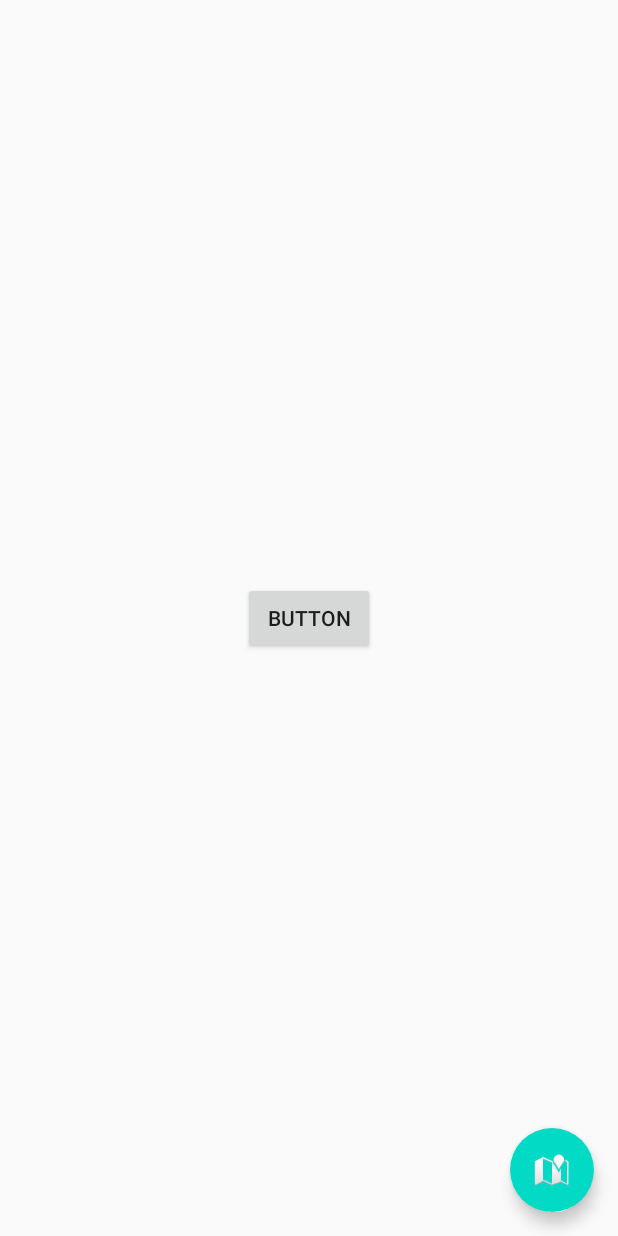
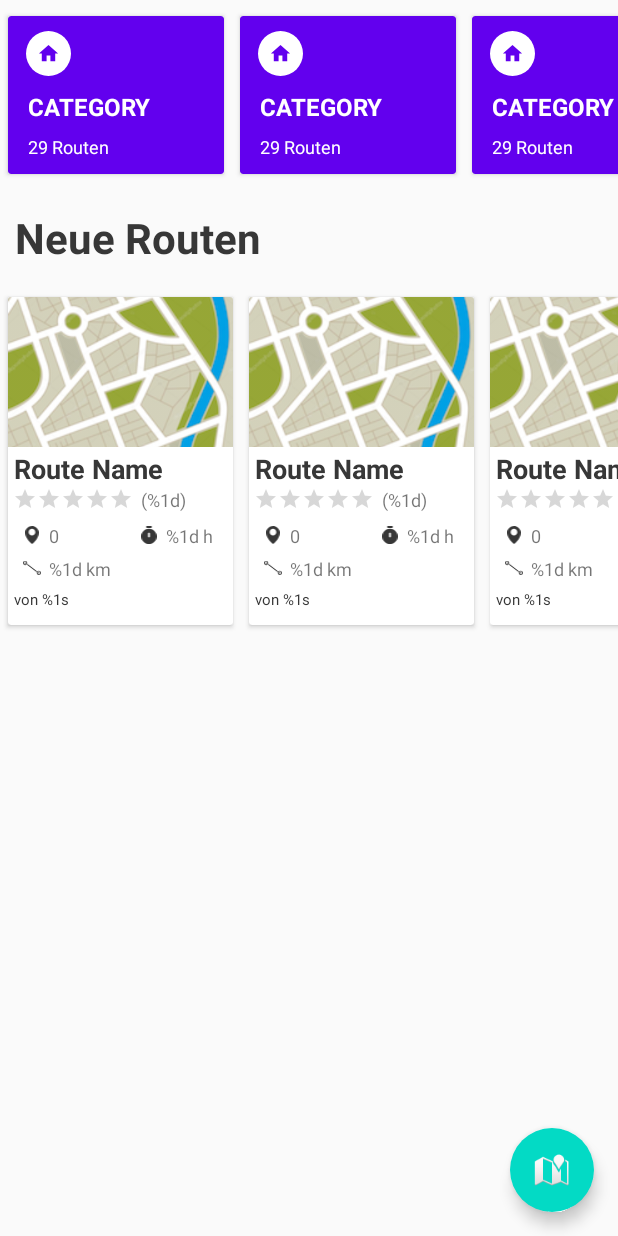
Before and after one commit to UniRegensburg/unsere-app-fur-die-universitat-regensburg-campus-guide, an Android app: the layout fragment_discover.xml on its own in the app's theme, with its tools: preview values and no code run, on a phone screen of 412 x 824 dp. Run offline under Robolectric (Android 15) with nearby library versions, the phone set to English and light mode, and no system bars.

Commit message:
Add UI for Route List item

```diff
--- /dev/null
+++ b/app/src/main/res/drawable/ic_distance.xml
@@ -0,0 +1,6 @@
+<vector android:height="23.73766dp" android:viewportHeight="561"
+    android:viewportWidth="709" android:width="30dp" xmlns:android="http://schemas.android.com/apk/res/android">
+    <path android:fillColor="#000000" android:fillType="nonZero"
+        android:pathData="M165.97,159.65C147.84,145.96 168.64,118.44 186.73,132.09L542.69,401.02C560.82,414.71 540.02,442.22 521.93,428.58L165.97,159.65L165.97,159.65ZM623.92,391.14C670.56,391.14 708.5,429.08 708.5,475.72C708.5,522.36 670.56,560.3 623.92,560.3C577.28,560.3 539.34,522.36 539.34,475.72C539.34,429.08 577.28,391.14 623.92,391.14ZM623.92,446.71C639.92,446.71 652.93,459.72 652.93,475.72C652.93,491.72 639.92,504.73 623.92,504.73C607.92,504.73 594.91,491.72 594.91,475.72C594.91,459.72 607.92,446.71 623.92,446.71ZM623.92,425.68C596.27,425.68 573.88,448.07 573.88,475.72C573.88,503.37 596.27,525.76 623.92,525.76C651.57,525.76 673.96,503.37 673.96,475.72C673.96,448.07 651.57,425.68 623.92,425.68ZM84.74,0.36C131.38,0.36 169.32,38.3 169.32,84.95C169.32,131.59 131.38,169.53 84.74,169.53C38.1,169.53 0.16,131.59 0.16,84.95C0.16,38.3 38.1,0.36 84.74,0.36ZM84.74,55.94C100.74,55.94 113.75,68.95 113.75,84.95C113.75,100.95 100.74,113.96 84.74,113.96C68.74,113.96 55.73,100.95 55.73,84.95C55.73,68.95 68.74,55.94 84.74,55.94ZM84.74,34.9C57.09,34.9 34.7,57.3 34.7,84.95C34.7,112.6 57.09,134.99 84.74,134.99C112.39,134.99 134.78,112.6 134.78,84.95C134.78,57.3 112.39,34.9 84.74,34.9L84.74,34.9Z"
+        android:strokeColor="#00000000" android:strokeWidth="1"/>
+</vector>
--- /dev/null
+++ b/app/src/main/res/drawable/ic_duration.xml
@@ -0,0 +1,9 @@
+<vector android:height="35.625dp" android:viewportHeight="19"
+    android:viewportWidth="16" android:width="30dp" xmlns:android="http://schemas.android.com/apk/res/android">
+    <path android:fillColor="#000000" android:fillType="nonZero"
+        android:pathData="M10,2L6,2C5.4477,2 5,1.5523 5,1C5,0.4477 5.4477,0 6,0L10,0C10.5523,0 11,0.4477 11,1C11,1.5523 10.5523,2 10,2Z"
+        android:strokeColor="#00000000" android:strokeWidth="1"/>
+    <path android:fillColor="#000000" android:fillType="nonZero"
+        android:pathData="M8,3C3.5817,3 0,6.5817 0,11C0,15.4183 3.5817,19 8,19C12.4183,19 16,15.4183 16,11C16,8.8783 15.1571,6.8434 13.6569,5.3431C12.1566,3.8429 10.1217,3 8,3ZM9,11C9,11.5523 8.5523,12 8,12C7.4477,12 7,11.5523 7,11L7,8C7,7.4477 7.4477,7 8,7C8.5523,7 9,7.4477 9,8L9,11Z"
+        android:strokeColor="#00000000" android:strokeWidth="1"/>
+</vector>
--- /dev/null
+++ b/app/src/main/res/drawable/ic_waypoints.xml
@@ -0,0 +1,6 @@
+<vector android:height="40.01776dp" android:viewportHeight="751"
+    android:viewportWidth="563" android:width="30dp" xmlns:android="http://schemas.android.com/apk/res/android">
+    <path android:fillColor="#000000" android:fillType="evenOdd"
+        android:pathData="M560,237C587,502 347,707 286,751C146,651 0,459 0,281C0,125 126,0 281,0C421,0 537,103 559,237L560,237L560,237ZM281,117C358,117 421,180 421,257C421,334 358,396 281,396C204,396 142,333 142,257C142,180 205,117 281,117Z"
+        android:strokeColor="#00000000" android:strokeWidth="1"/>
+</vector>
--- a/app/src/main/res/layout/fragment_discover.xml
+++ b/app/src/main/res/layout/fragment_discover.xml
@@ -9,6 +9,7 @@
         android:id="@+id/rv_category_list"
         android:layout_width="match_parent"
         android:layout_height="wrap_content"
+        tools:listitem="@layout/category_card_item"
         android:layout_marginTop="5dp"
         android:orientation="horizontal"
         app:layoutManager="androidx.recyclerview.widget.LinearLayoutManager"
@@ -16,14 +17,28 @@
         app:layout_constraintTop_toTopOf="parent" />
 
     <TextView
-        android:id="@+id/textView"
+        android:id="@+id/tv_new_routes"
         android:layout_width="wrap_content"
         android:layout_height="wrap_content"
-        android:text="Discover"
-        app:layout_constraintBottom_toBottomOf="parent"
-        app:layout_constraintEnd_toEndOf="parent"
+        android:text="Neue Routen"
+        android:textColor="@color/textColor"
+        android:textStyle="bold"
+        android:textSize="28dp"
+        android:layout_marginTop="18dp"
+        android:layout_marginStart="10dp"
         app:layout_constraintStart_toStartOf="parent"
-        app:layout_constraintTop_toTopOf="parent" />
+        app:layout_constraintTop_toBottomOf="@+id/rv_category_list" />
+
+    <androidx.recyclerview.widget.RecyclerView
+        android:id="@+id/rv_new_route_list"
+        android:layout_width="match_parent"
+        android:layout_height="wrap_content"
+        tools:listitem="@layout/route_card_item"
+        android:layout_marginTop="15dp"
+        android:orientation="horizontal"
+        app:layoutManager="androidx.recyclerview.widget.LinearLayoutManager"
+        app:layout_constraintStart_toStartOf="parent"
+        app:layout_constraintTop_toBottomOf="@id/tv_new_routes" />
 
     <com.google.android.material.floatingactionbutton.FloatingActionButton
         android:id="@+id/showMapButton"
@@ -40,14 +55,4 @@
         app:pressedTranslationZ="12dp"
         tools:ignore="ContentDescription" />
 
-
-    <Button
-        android:id="@+id/button"
-        android:layout_width="wrap_content"
-        android:layout_height="wrap_content"
-        android:text="Button"
-        app:layout_constraintBottom_toBottomOf="parent"
-        app:layout_constraintEnd_toEndOf="parent"
-        app:layout_constraintStart_toStartOf="parent"
-        app:layout_constraintTop_toTopOf="parent" />
 </androidx.constraintlayout.widget.ConstraintLayout>
--- /dev/null
+++ b/app/src/main/res/layout/route_card_item.xml
@@ -0,0 +1,155 @@
+<?xml version="1.0" encoding="utf-8"?>
+
+<androidx.cardview.widget.CardView xmlns:android="http://schemas.android.com/apk/res/android"
+    xmlns:app="http://schemas.android.com/apk/res-auto"
+    xmlns:card_view="http://schemas.android.com/tools"
+    android:id="@+id/route_cardview"
+    android:layout_width="wrap_content"
+    android:layout_height="wrap_content"
+    android:layout_margin="5dp"
+    android:layout_marginStart="10dp"
+    android:clickable="true"
+    android:focusable="true"
+    android:foreground="?android:attr/selectableItemBackground"
+    app:cardBackgroundColor="@android:color/white"
+    card_view:cardCornerRadius="15dp"
+    card_view:cardElevation="4dp">
+
+    <androidx.constraintlayout.widget.ConstraintLayout
+        android:layout_width="match_parent"
+        android:layout_height="match_parent"
+        android:background="@android:color/transparent"
+        android:paddingBottom="10dp">
+
+
+        <ImageView
+            android:id="@+id/iv_route_thumbnail"
+            android:layout_width="150dp"
+            android:layout_height="100dp"
+            android:adjustViewBounds="true"
+            android:scaleType="centerCrop"
+            android:src="@drawable/map_background"
+            app:layout_constraintEnd_toEndOf="parent"
+            app:layout_constraintStart_toStartOf="parent"
+            app:layout_constraintTop_toTopOf="parent" />
+
+        <TextView
+            android:id="@+id/tv_route_title"
+            android:layout_width="wrap_content"
+            android:layout_height="wrap_content"
+            android:layout_marginStart="4dp"
+            android:layout_marginTop="2dp"
+            android:text="@string/route_item_title"
+            android:textColor="@color/textColor"
+            android:textSize="18sp"
+            android:textStyle="bold"
+            app:layout_constraintStart_toStartOf="parent"
+            app:layout_constraintTop_toBottomOf="@+id/iv_route_thumbnail" />
+
+        <RatingBar
+            android:id="@+id/rating_bar_route"
+            style="?android:attr/ratingBarStyleSmall"
+            android:layout_width="wrap_content"
+            android:layout_height="wrap_content"
+            android:layout_marginStart="3dp"
+            android:max="5"
+            android:numStars="5"
+            android:rating="0.0"
+            android:stepSize="0.0"
+            app:layout_constraintStart_toStartOf="parent"
+            app:layout_constraintTop_toBottomOf="@+id/tv_route_title" />
+
+        <TextView
+            android:id="@+id/tv_rating_count"
+            android:layout_width="wrap_content"
+            android:layout_height="wrap_content"
+            android:layout_marginStart="5dp"
+            android:text="@string/route_item_rating"
+            android:textSize="12sp"
+            app:layout_constraintBottom_toBottomOf="@+id/rating_bar_route"
+            app:layout_constraintStart_toEndOf="@+id/rating_bar_route"
+            app:layout_constraintTop_toTopOf="@+id/rating_bar_route" />
+
+        <ImageView
+            android:id="@+id/iv_waypoint_icon"
+            android:layout_width="12dp"
+            android:layout_height="12dp"
+            android:layout_marginStart="10dp"
+            android:layout_marginTop="10dp"
+            android:src="@drawable/ic_waypoints"
+            app:layout_constraintStart_toStartOf="parent"
+            app:layout_constraintTop_toBottomOf="@+id/rating_bar_route"
+            app:tint="@color/textColor" />
+
+        <TextView
+            android:id="@+id/tv_way_point_count"
+            android:layout_width="wrap_content"
+            android:layout_height="wrap_content"
+            android:layout_marginStart="5dp"
+            android:text="@string/route_item_waypoints"
+            android:textSize="12sp"
+            app:layout_constraintBottom_toBottomOf="@+id/iv_waypoint_icon"
+            app:layout_constraintStart_toEndOf="@id/iv_waypoint_icon"
+            app:layout_constraintTop_toTopOf="@+id/iv_waypoint_icon" />
+
+
+        <ImageView
+            android:id="@+id/iv_duration_icon"
+            android:layout_width="12dp"
+            android:layout_height="12dp"
+            android:layout_marginTop="10dp"
+            android:layout_marginEnd="50dp"
+            android:src="@drawable/ic_duration"
+            app:layout_constraintEnd_toEndOf="parent"
+            app:layout_constraintTop_toBottomOf="@+id/rating_bar_route"
+            app:tint="@color/textColor" />
+
+        <TextView
+            android:id="@+id/tv_duration"
+            android:layout_width="wrap_content"
+            android:layout_height="wrap_content"
+            android:layout_marginStart="5dp"
+            android:text="@string/route_item_duration"
+            android:textSize="12sp"
+            app:layout_constraintBottom_toBottomOf="@+id/iv_duration_icon"
+            app:layout_constraintStart_toEndOf="@id/iv_duration_icon"
+            app:layout_constraintTop_toTopOf="@+id/iv_duration_icon" />
+
+        <ImageView
+            android:id="@+id/iv_distance_icon"
+            android:layout_width="12dp"
+            android:layout_height="12dp"
+            android:layout_marginStart="10dp"
+            android:layout_marginTop="10dp"
+            android:src="@drawable/ic_distance"
+            app:layout_constraintStart_toStartOf="parent"
+            app:layout_constraintTop_toBottomOf="@+id/iv_waypoint_icon"
+            app:tint="@color/textColor" />
+
+        <TextView
+            android:id="@+id/tv_distance"
+            android:layout_width="wrap_content"
+            android:layout_height="wrap_content"
+            android:layout_marginStart="5dp"
+            android:text="@string/route_item_distance"
+            android:textSize="12sp"
+            app:layout_constraintBottom_toBottomOf="@+id/iv_distance_icon"
+            app:layout_constraintStart_toEndOf="@id/iv_distance_icon"
+            app:layout_constraintTop_toTopOf="@+id/iv_distance_icon" />
+
+        <TextView
+            android:id="@+id/tv_author_name"
+            android:layout_width="wrap_content"
+            android:layout_height="wrap_content"
+            android:layout_marginStart="4dp"
+            android:layout_marginTop="8dp"
+            android:text="@string/route_item_author"
+            android:textColor="@color/textColor"
+            android:textSize="10sp"
+            app:layout_constraintStart_toStartOf="parent"
+            app:layout_constraintTop_toBottomOf="@+id/iv_distance_icon" />
+
+
+    </androidx.constraintlayout.widget.ConstraintLayout>
+
+</androidx.cardview.widget.CardView>
--- a/app/src/main/res/values/colors.xml
+++ b/app/src/main/res/values/colors.xml
@@ -10,4 +10,8 @@
     <color name="color_error">#8E1111</color>
     <color name="color_info">#2A82C8</color>
 
+
+
+    <color name="textColor">#373737</color>
+
 </resources>
--- a/app/src/main/res/values/strings.xml
+++ b/app/src/main/res/values/strings.xml
@@ -47,4 +47,11 @@
     <string name="wrong_email">Emailadresse ist falsch</string>
     <string name="email_sent">Email wurde gesendet</string>
     <string name="registration_failed">Registrierung fehlgeschlagen</string>
+
+    <string name="route_item_title">Route Name</string>
+    <string name="route_item_rating">(%1d)</string>
+    <string name="route_item_waypoints">0</string>
+    <string name="route_item_distance">%1d km</string>
+    <string name="route_item_duration">%1d h</string>
+    <string name="route_item_author">von %1s</string>
 </resources>
```
Also changed, not shown: app/src/main/res/drawable/map_background.png (added).
